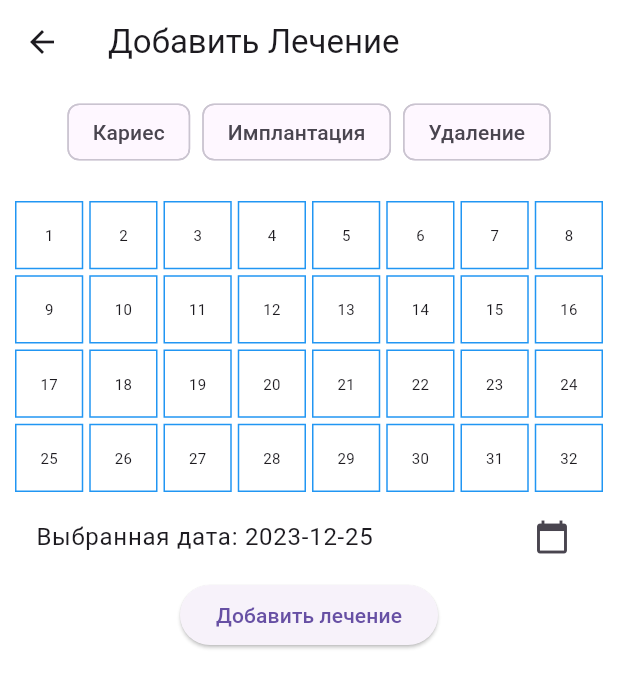
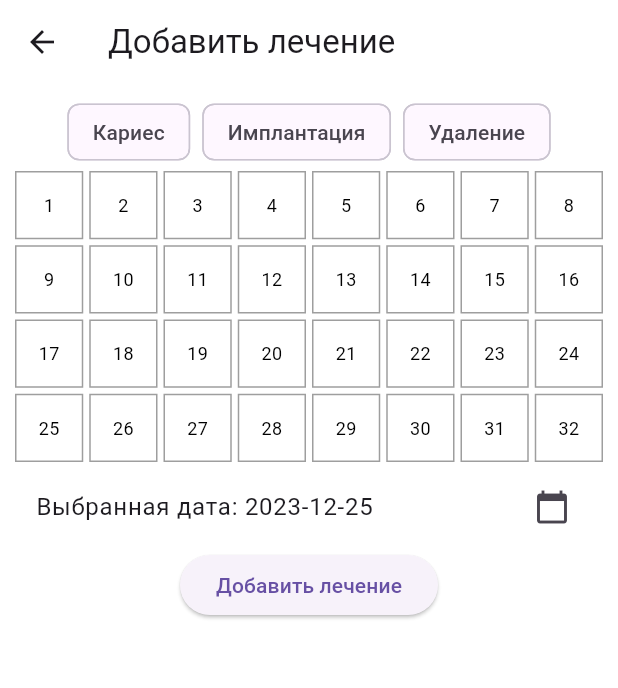
Before and after one commit to greatgreek73/ClinicDB, a Flutter app: the AddTreatmentScreen screen opened directly with empty values, after a tap on "Добавить лечение", on a phone screen of 412 x 824 dp. Shown: the top 688 px of the screen. Run offline on Flutter 3.47's test engine with Material 3 defaults, Android fonts, the phone set to English and light mode, and no system bars; our stand-ins replace cloud_firestore, firebase_core, firebase_storage, flutter_masked_text2, flutter_screenutil, image_picker; accounts and stored records are empty.

Commit message:
Отчеты

```diff
--- a/lib/add_treatment_screen.dart
+++ b/lib/add_treatment_screen.dart
@@ -1,6 +1,6 @@
 import 'package:flutter/material.dart';
 import 'package:cloud_firestore/cloud_firestore.dart';
-import 'package:intl/intl.dart'; // Для форматирования выбранной даты
+import 'package:intl/intl.dart';
 
 class AddTreatmentScreen extends StatefulWidget {
   final String patientId;
@@ -15,27 +15,18 @@ class AddTreatmentScreen extends StatefulWidget {
 class _AddTreatmentScreenState extends State<AddTreatmentScreen> {
   final _formKey = GlobalKey<FormState>();
   String? selectedTreatment;
-  List<int> selectedTeeth = []; // Изменим на список для множественного выбора
-  DateTime selectedDate = DateTime.now(); // Инициализируем с текущей датой
+  List<int> selectedTeeth = [];
+  DateTime selectedDate = DateTime.now();
 
   final List<String> treatments = ['Кариес', 'Имплантация', 'Удаление'];
-  final int teethCount = 32; // Предположим, у нас 32 зуба
+  final int teethCount = 32;
 
   @override
   void initState() {
     super.initState();
-    // Если переданы данные для редактирования, инициализируем поля этими данными
     if (widget.treatmentData != null) {
       selectedTreatment = widget.treatmentData!['treatmentType'];
-
-      // Убедитесь, что selectedTeeth является списком
-      if (widget.treatmentData!['toothNumber'] is List) {
-        selectedTeeth = List<int>.from(widget.treatmentData!['toothNumber']);
-      } else {
-        // Если это одно число, создайте список с одним элементом
-        selectedTeeth = [widget.treatmentData!['toothNumber']];
-      }
-
+      selectedTeeth = List<int>.from(widget.treatmentData!['toothNumber'] ?? []);
       selectedDate = (widget.treatmentData!['date'] as Timestamp).toDate();
     }
   }
@@ -58,7 +49,7 @@ class _AddTreatmentScreenState extends State<AddTreatmentScreen> {
   Widget build(BuildContext context) {
     return Scaffold(
       appBar: AppBar(
-        title: Text(widget.treatmentData == null ? 'Добавить Лечение' : 'Редактировать Лечение'),
+        title: Text(widget.treatmentData == null ? 'Добавить лечение' : 'Редактировать лечение'),
       ),
       body: Padding(
         padding: EdgeInsets.all(8.0),
@@ -67,6 +58,7 @@ class _AddTreatmentScreenState extends State<AddTreatmentScreen> {
           child: SingleChildScrollView(
             child: Column(
               children: <Widget>[
+                // Choice chips to select treatment type
                 Wrap(
                   spacing: 8.0,
                   children: treatments.map((treatment) {
@@ -81,7 +73,7 @@ class _AddTreatmentScreenState extends State<AddTreatmentScreen> {
                     );
                   }).toList(),
                 ),
-                SizedBox(height: 20),
+                // Grid view to select teeth
                 GridView.builder(
                   shrinkWrap: true,
                   physics: NeverScrollableScrollPhysics(),
@@ -102,50 +94,61 @@ class _AddTreatmentScreenState extends State<AddTreatmentScreen> {
                       child: Container(
                         margin: EdgeInsets.all(2),
                         decoration: BoxDecoration(
-                          border: Border.all(color: Colors.blue),
-                          color: selectedTeeth.contains(index + 1) ? Colors.blue[300] : Colors.white,
+                          border: Border.all(color: selectedTeeth.contains(index + 1) ? Colors.blue : Colors.grey),
+                          color: selectedTeeth.contains(index + 1) ? Colors.blue[200] : Colors.white,
                         ),
                         child: Center(
                           child: Text(
                             '${index + 1}',
-                            style: TextStyle(fontSize: 10),
+                            style: TextStyle(
+                              fontSize: 12,
+                              color: selectedTeeth.contains(index + 1) ? Colors.white : Colors.black,
+                            ),
                           ),
                         ),
                       ),
                     );
                   },
                 ),
+                // Date picker
                 ListTile(
                   title: Text('Выбранная дата: ${DateFormat('yyyy-MM-dd').format(selectedDate)}'),
                   trailing: Icon(Icons.calendar_today),
                   onTap: () => _selectDate(context),
                 ),
+                // Submit button
                 ElevatedButton(
-                  onPressed: () {
+                  onPressed: () async {
                     if (_formKey.currentState!.validate() && selectedTreatment != null && selectedTeeth.isNotEmpty) {
                       final collection = FirebaseFirestore.instance.collection('treatments');
-                      if (widget.treatmentData != null) {
-                        // Обновляем существующую запись лечения
-                        final docId = widget.treatmentData!['id']; // Идентификатор документа для обновления
-                        collection.doc(docId).update({
+                      if (widget.treatmentData != null && widget.treatmentData!.containsKey('id')) {
+                        // Обновление существующего документа
+                        await collection.doc(widget.treatmentData!['id']).update({
                           'treatmentType': selectedTreatment,
-                          'toothNumber': selectedTeeth,
+                          'toothNumber': selectedTeeth.first, // Используем только первый элемент списка
                           'date': Timestamp.fromDate(selectedDate),
                         });
+                        ScaffoldMessenger.of(context).showSnackBar(
+                          SnackBar(
+                            content: Text('Данные о лечении обновлены'),
+                          ),
+                        );
                       } else {
-                        // Добавление новой записи лечения в Firestore
-                        collection.add({
+                        // Добавление нового документа
+                        for (var tooth in selectedTeeth) {
+                          await collection.add({
                             'patientId': widget.patientId,
                             'treatmentType': selectedTreatment,
-                          'toothNumber': selectedTeeth,
+                            'toothNumber': tooth, // Сохраняем каждый зуб как отдельное значение
                             'date': Timestamp.fromDate(selectedDate),
                           });
                         }
                         ScaffoldMessenger.of(context).showSnackBar(
                           SnackBar(
-                          content: Text(widget.treatmentData == null ? 'Лечение добавлено' : 'Лечение обновлено'),
+                            content: Text('Данные о лечении добавлены'),
                           ),
                         );
+                      }
                       Navigator.of(context).pop();
                     }
                   },
--- a/lib/main.dart
+++ b/lib/main.dart
@@ -6,6 +6,7 @@ import 'search_screen.dart';
 import 'package:flutter/services.dart';
 import 'package:flutter/foundation.dart' show kIsWeb;
 import 'package:flutter_screenutil/flutter_screenutil.dart';
+import 'reports_screen.dart'; // Предполагается, что вы создали этот файл с классом ReportsScreen
 
 void main() async {
   WidgetsFlutterBinding.ensureInitialized();
@@ -66,7 +67,9 @@ class LoginPage extends StatelessWidget {
                 Navigator.push(context, MaterialPageRoute(builder: (context) => SearchScreen()));
               }, buttonWidth, buttonHeight, buttonFontSize),
               SizedBox(height: 20.h),
-              _buildButton(context, 'Отчеты', () {}, buttonWidth, buttonHeight, buttonFontSize),
+              _buildButton(context, 'Отчеты', () {
+                Navigator.push(context, MaterialPageRoute(builder: (context) => ReportsScreen()));
+              }, buttonWidth, buttonHeight, buttonFontSize),
               SizedBox(height: 20.h),
               _buildButton(context, 'Статистика', () {}, buttonWidth, buttonHeight, buttonFontSize),
               SizedBox(height: 20.h),
```
Also changed, not shown: lib/patient_details_screen.dart (+13 -25 lines), lib/reports_screen.dart (added, +122 -0 lines). Lines whose indentation alone changed are shown as unchanged.
